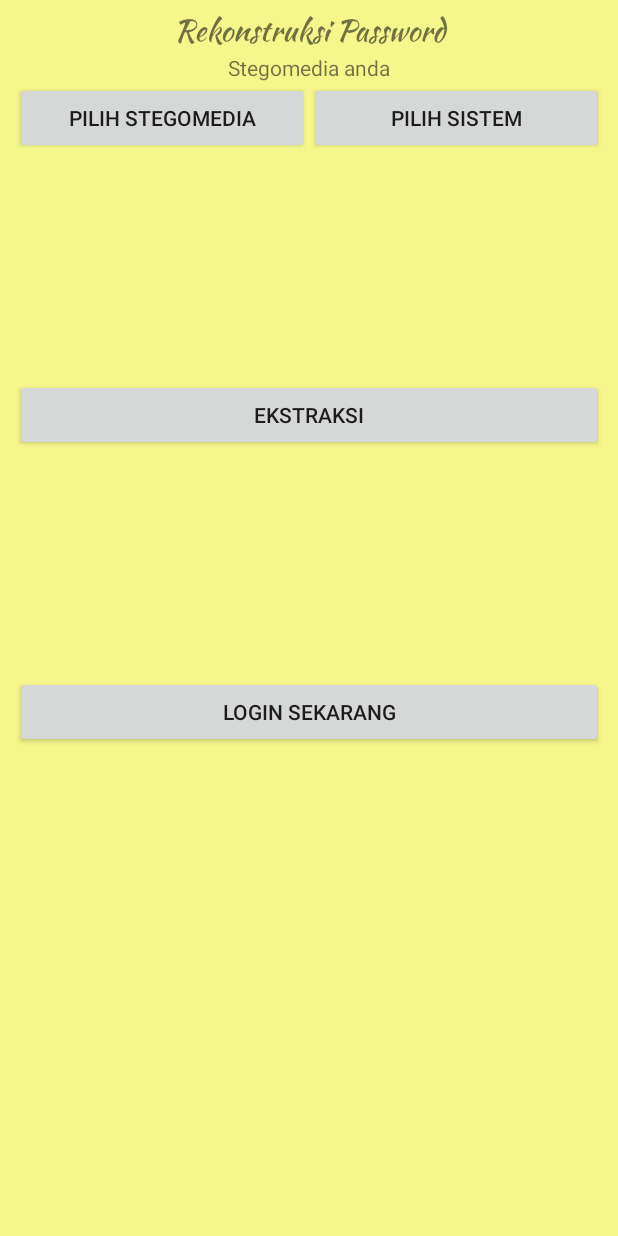
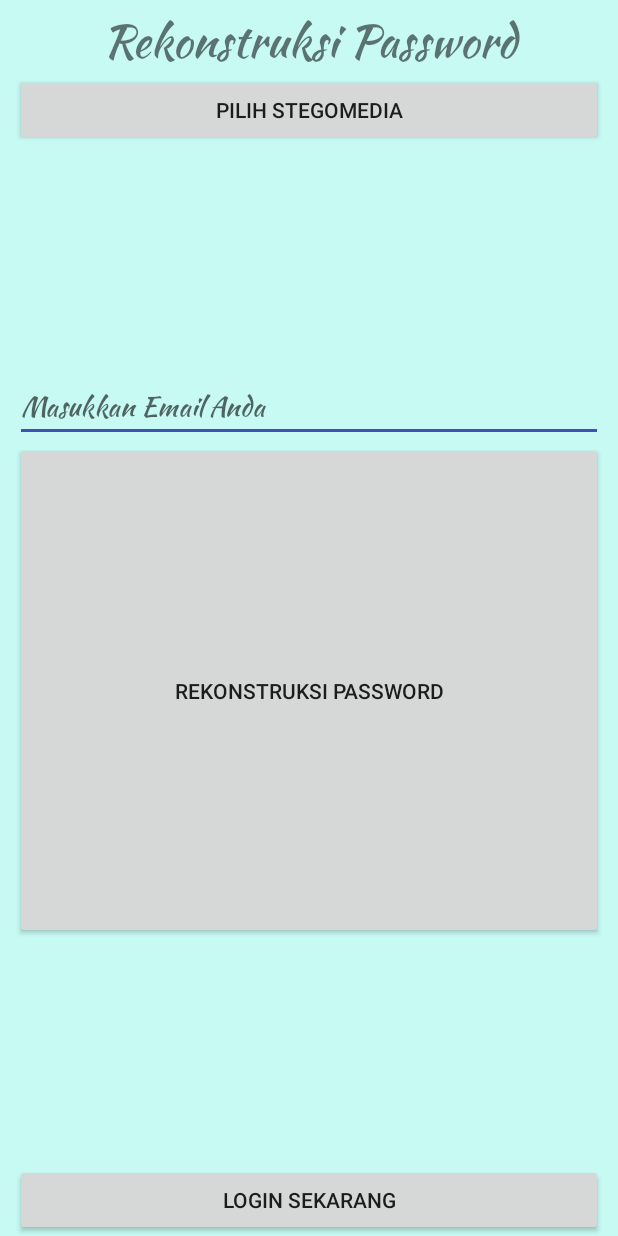
Before and after one commit to nadhiar11/vcs, an Android app: the Activity_Forgot screen opened directly, with no data from a screen before it, on a phone screen of 412 x 824 dp. Run offline under Robolectric (Android 15) with nearby library versions, the phone set to English and light mode, and no system bars.

Commit message:
kurang fetch image

```diff
--- a/app/build.gradle
+++ b/app/build.gradle
@@ -28,4 +28,5 @@ dependencies {
     compile 'io.reactivex:rxandroid:1.2.1'
 
     compile 'net.gotev:uploadservice:2.1'
+    compile 'com.mcxiaoke.volley:library-aar:1.0.0'
 }
--- a/app/src/main/java/com/nadhiar/tugasakhir12/Activity_Forgot.java
+++ b/app/src/main/java/com/nadhiar/tugasakhir12/Activity_Forgot.java
@@ -12,6 +12,7 @@ import android.provider.MediaStore;
 import android.support.v7.app.AppCompatActivity;
 import android.view.View;
 import android.widget.Button;
+import android.widget.EditText;
 import android.widget.ImageView;
 import android.widget.TextView;
 import android.widget.Toast;
@@ -19,9 +20,10 @@ import android.widget.Toast;
 public class Activity_Forgot extends AppCompatActivity {
     public static final int PICK_IMAGE = 1;
     public static final int PICK_IMAGE_2 = 2;
-    private ImageView ekstrak, shsistem, dekrip;
+    private ImageView ekstrak, dekrip;
     private Button ekstraksi;
-    private TextView txstego,txReko;
+    private TextView txReko;
+    private EditText edEmail;
     public Bitmap stegoimage,stegoimageload,hasil,shareSistem,shareSistemload,share1;
     public int idx,indexingW, indexingH;
     public String path1,path2;
@@ -34,16 +36,17 @@ public class Activity_Forgot extends AppCompatActivity {
         Typeface kau = Typeface.createFromAsset(getAssets(), "fonts/KaushanScript.otf");
 
         ekstrak = (ImageView) findViewById(R.id.imEkstrak);
-        shsistem = (ImageView) findViewById(R.id.imSistem);
         dekrip = (ImageView) findViewById(R.id.imDekrip);
         ekstraksi = (Button) findViewById(R.id.btEkstraksi);
-        txstego = (TextView) findViewById(R.id.txStegomedia);
         txReko = (TextView)findViewById(R.id.txReko);
         txReko.setTypeface(kau);
+        edEmail = (EditText)findViewById(R.id.edEmail);
+        edEmail.setTypeface(kau);
 
         ekstraksi.setOnClickListener(new View.OnClickListener() {
             @Override
             public void onClick(View v) {
+
                 //========================
                 //Ekstraksi share
                 //========================
@@ -118,11 +121,6 @@ public class Activity_Forgot extends AppCompatActivity {
         startActivityForResult(AmbilFoto, PICK_IMAGE);
     }
 
-    public void uploadsist(View view) {
-        Intent i = new Intent(Intent.ACTION_GET_CONTENT);
-        i.setType("image/*");
-        startActivityForResult(i, PICK_IMAGE_2);
-    }
 
     public void login(View view){
         Intent i = new Intent(Activity_Forgot.this,LoginActivity.class);
@@ -151,28 +149,10 @@ public class Activity_Forgot extends AppCompatActivity {
                                     .show();
                         } else
                             ekstrak.setImageBitmap(BitmapFactory.decodeFile(path1));
-                            txstego.setText(path1);
+                            //txstego.setText(path1);
 
                     }
                 }
-                break;
-
-            case (PICK_IMAGE_2):
-                if (resultCode == RESULT_OK) {
-                    Uri photoUri = data.getData();
-
-                    if (photoUri != null) {
-
-                        Cursor cursor = getContentResolver().query(photoUri, null, null, null, null);
-                        cursor.moveToFirst();
-                        idx = cursor.getColumnIndex(MediaStore.Images.ImageColumns.DATA);
-                        path2 = cursor.getString(idx);
-                        shsistem.setImageBitmap(BitmapFactory.decodeFile(path2));
-
-                    }
-                }
-                break;
-
         }
         super.onActivityResult(requestCode, resultCode, data);
     }
--- a/app/src/main/java/com/nadhiar/tugasakhir12/Activity_Splash.java
+++ b/app/src/main/java/com/nadhiar/tugasakhir12/Activity_Splash.java
@@ -12,10 +12,10 @@ import android.widget.TextView;
 import org.w3c.dom.Text;
 
 public class Activity_Splash extends Activity {
-    private TextView txTa;
 
     @Override
     protected void onCreate(Bundle savedInstanceState) {
+
         // TODO Auto-generated method stub
         super.onCreate(savedInstanceState);
         setContentView(R.layout.activity_splash);
--- a/app/src/main/java/com/nadhiar/tugasakhir12/Kompresi.java
+++ b/app/src/main/java/com/nadhiar/tugasakhir12/Kompresi.java
@@ -5,6 +5,7 @@ package com.nadhiar.tugasakhir12;
  */
 
 
+import android.app.ProgressDialog;
 import android.content.Context;
 import android.content.Intent;
 import android.database.Cursor;
@@ -174,7 +175,7 @@ public class Kompresi extends AppCompatActivity {
                         BmpStegoImage.setPixel(i, j, Color.argb(a, r, g, b));
                 }
             }
-        Toast.makeText(getApplicationContext(), "Berhasil disisipkan . . . . .", Toast.LENGTH_LONG).show();
+        Toast.makeText(getApplicationContext(), "Share berhasil disisipkan", Toast.LENGTH_LONG).show();
 
         //save hasil stego
         try {
--- a/app/src/main/java/com/nadhiar/tugasakhir12/app/AppConfig.java
+++ b/app/src/main/java/com/nadhiar/tugasakhir12/app/AppConfig.java
@@ -5,8 +5,8 @@ package com.nadhiar.tugasakhir12.app;
  */
 public class AppConfig {
     // Server user login url
-    public static String URL_LOGIN = "http://192.168.43.45/api_ta/login.php"; //ip emulator genymotion 10.0.3.2
+    public static String URL_LOGIN = "http://192.168.1.202/api_ta/login.php"; //ip emulator genymotion 10.0.3.2
 
     // Server user register url
-    public static String URL_REGISTER = "http://192.168.43.45/api_ta/register.php"; //ip emulator genymotion
+    public static String URL_REGISTER = "http://192.168.1.202/api_ta/register.php"; //ip emulator genymotion
 }
--- a/app/src/main/java/com/nadhiar/tugasakhir12/helper/Config.java
+++ b/app/src/main/java/com/nadhiar/tugasakhir12/helper/Config.java
@@ -4,7 +4,7 @@ package com.nadhiar.tugasakhir12.helper;
  * Created by 1312100999 on 1/25/2017.
  */
 public class Config {
-    public static final String DATA_URL = "http://192.168.43.45/api_ta/getPass.php?unique_id=";
+    public static final String DATA_URL = "http://192.168.1.202/api_ta/getPass.php?unique_id=";
     public static final String KEY_PASS = "password";
     public static final String JSON_ARRAY = "result";
 }
--- a/app/src/main/java/com/nadhiar/tugasakhir12/helper/Constants.java
+++ b/app/src/main/java/com/nadhiar/tugasakhir12/helper/Constants.java
@@ -4,6 +4,6 @@ package com.nadhiar.tugasakhir12.helper;
  * Created by 1312100999 on 2/28/2017.
  */
 public class Constants {
-    public static final String UPLOAD_URL = "http://192.168.43.45/api_ta/include/upload.php";
-    public static final String IMAGES_URL = "http://192.168.43.45/api_ta/include/getImages.php";
+    public static final String UPLOAD_URL = "http://192.168.1.202/api_ta/include/upload.php";
+    public static final String IMAGES_URL = "http://192.168.1.202/api_ta/include/getImages.php";
 }
--- a/app/src/main/res/layout/activity_forgot.xml
+++ b/app/src/main/res/layout/activity_forgot.xml
@@ -3,7 +3,7 @@
     xmlns:tools="http://schemas.android.com/tools"
     android:layout_width="match_parent"
     android:layout_height="match_parent"
-    android:background="@color/ijo"
+    android:background="#c6faf3"
     android:orientation="vertical"
     android:paddingLeft="10dp"
     android:paddingRight="10dp"
@@ -16,88 +16,45 @@
         android:layout_height="wrap_content"
         android:gravity="center"
         android:text="Rekonstruksi Password"
-        android:textSize="20sp"
+        android:textSize="30sp"
         android:textStyle="bold"
         android:typeface="monospace" />
-
-    <TextView
-        android:id="@+id/txStegomedia"
-        android:layout_width="match_parent"
-        android:layout_height="wrap_content"
-        android:gravity="center"
-        android:text="Stegomedia anda" />
-
-    <LinearLayout
-        android:layout_width="match_parent"
-        android:layout_height="wrap_content"
-        android:orientation="horizontal">
 
     <Button
         android:layout_width="match_parent"
         android:layout_height="wrap_content"
-            android:layout_weight="1"
         android:onClick="upstego"
         android:text="Pilih stegomedia" />
 
-        <Button
-            android:layout_width="match_parent"
-            android:layout_height="wrap_content"
-            android:layout_weight="1"
-            android:onClick="uploadsist"
-            android:text="Pilih Sistem" />
-
-
-    </LinearLayout>
-
-    <LinearLayout
-        android:layout_width="match_parent"
-        android:layout_height="wrap_content"
-        android:orientation="horizontal">
 
     <ImageView
         android:id="@+id/imEkstrak"
         android:layout_width="match_parent"
-            android:layout_height="150dp"
-            android:layout_weight="1" />
+        android:layout_height="150dp" />
 
-        <ImageView
-            android:id="@+id/imSistem"
-            android:layout_width="match_parent"
-            android:layout_height="150dp"
-            android:layout_weight="1" />
-    </LinearLayout>
-
-    <LinearLayout
+    <EditText
+        android:id="@+id/edEmail"
         android:layout_width="match_parent"
         android:layout_height="wrap_content"
-        android:orientation="horizontal">
+        android:hint="Masukkan Email Anda" />
 
     <Button
         android:id="@+id/btEkstraksi"
         android:layout_width="match_parent"
         android:layout_height="wrap_content"
         android:layout_weight="1"
-            android:text="Ekstraksi" />
+        android:text="Rekonstruksi Password" />
 
-    </LinearLayout>
 
     <ImageView
         android:id="@+id/imDekrip"
         android:layout_width="match_parent"
         android:layout_height="150dp" />
 
-    <LinearLayout
-        android:layout_width="match_parent"
-        android:layout_height="wrap_content"
-        android:orientation="horizontal">
-
     <Button
         android:layout_width="match_parent"
         android:layout_height="wrap_content"
-            android:layout_weight="1"
         android:onClick="login"
         android:text="Login sekarang" />
 
 </LinearLayout>
-
-</LinearLayout>
--- a/app/src/main/res/layout/activity_login.xml
+++ b/app/src/main/res/layout/activity_login.xml
@@ -41,7 +41,7 @@
             android:layout_height="wrap_content"
             android:layout_marginBottom="10dp"
             android:background="@color/white"
-            android:hint="@string/hint_password"
+            android:hint="Password"
             android:inputType="textPassword"
             android:padding="10dp"
             android:singleLine="true"
--- a/app/src/main/res/layout/activity_splash.xml
+++ b/app/src/main/res/layout/activity_splash.xml
@@ -2,7 +2,7 @@
 <LinearLayout xmlns:android="http://schemas.android.com/apk/res/android"
     android:layout_width="match_parent"
     android:layout_height="match_parent"
-    android:background="@color/input_register"
+    android:background="#5cc4e1"
     android:orientation="vertical">
 
     <ImageView
--- a/app/src/main/res/values/strings.xml
+++ b/app/src/main/res/values/strings.xml
@@ -1,7 +1,7 @@
 <resources>
     <string name="app_name">Tugas Akhir</string>
     <string name="hint_email">Email</string>
-    <string name="hint_password">Password</string>
+    <string name="hint_password">Password min 6 Characters</string>
     <string name="hint_name">Fullname</string>
     <string name="btn_login">LOGIN</string>
     <string name="btn_register">REGISTER</string>
--- a/app/src/main/res/values/styles.xml
+++ b/app/src/main/res/values/styles.xml
@@ -5,7 +5,7 @@
         <!-- Customize your theme here. -->
         <item name="colorPrimary">@color/colorPrimary</item>
         <item name="colorPrimaryDark">@color/colorPrimaryDark</item>
-        <item name="colorAccent">@color/colorAccent</item>
+        <item name="colorAccent">@color/colorPrimary</item>
     </style>
 
 </resources>
```
Also changed, not shown: app/src/main/java/com/nadhiar/tugasakhir12/LoginActivity.java (+9 -5 lines), app/src/main/java/com/nadhiar/tugasakhir12/Register.java (+75 -17 lines). Lines whose indentation alone changed are shown as unchanged.
